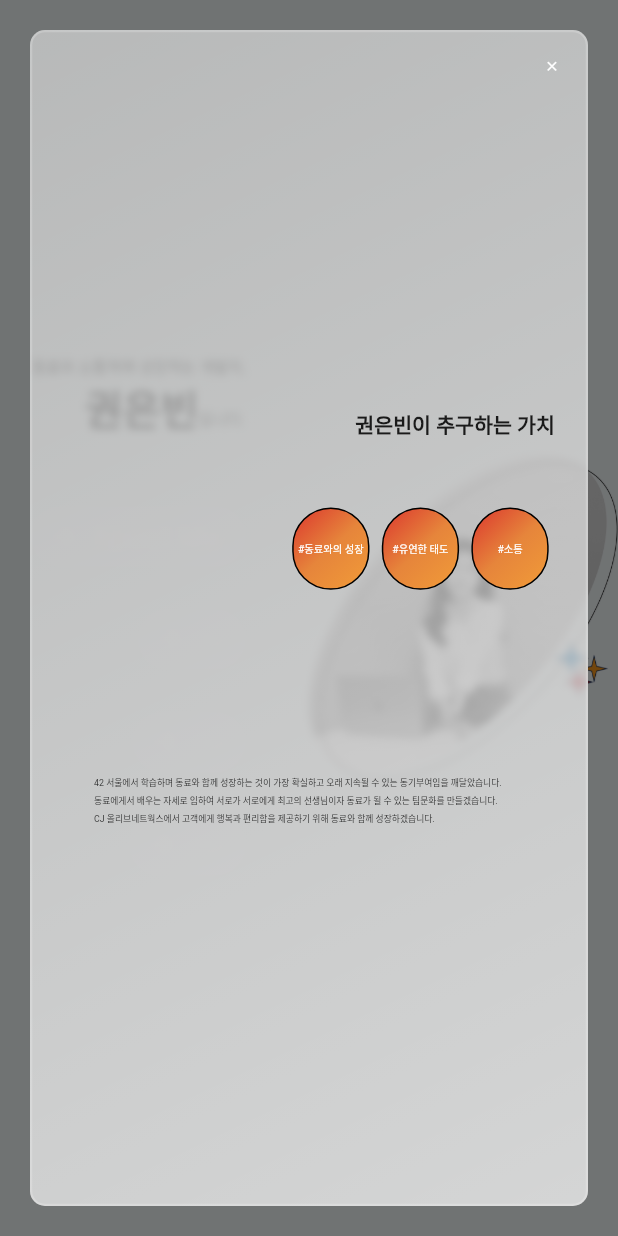
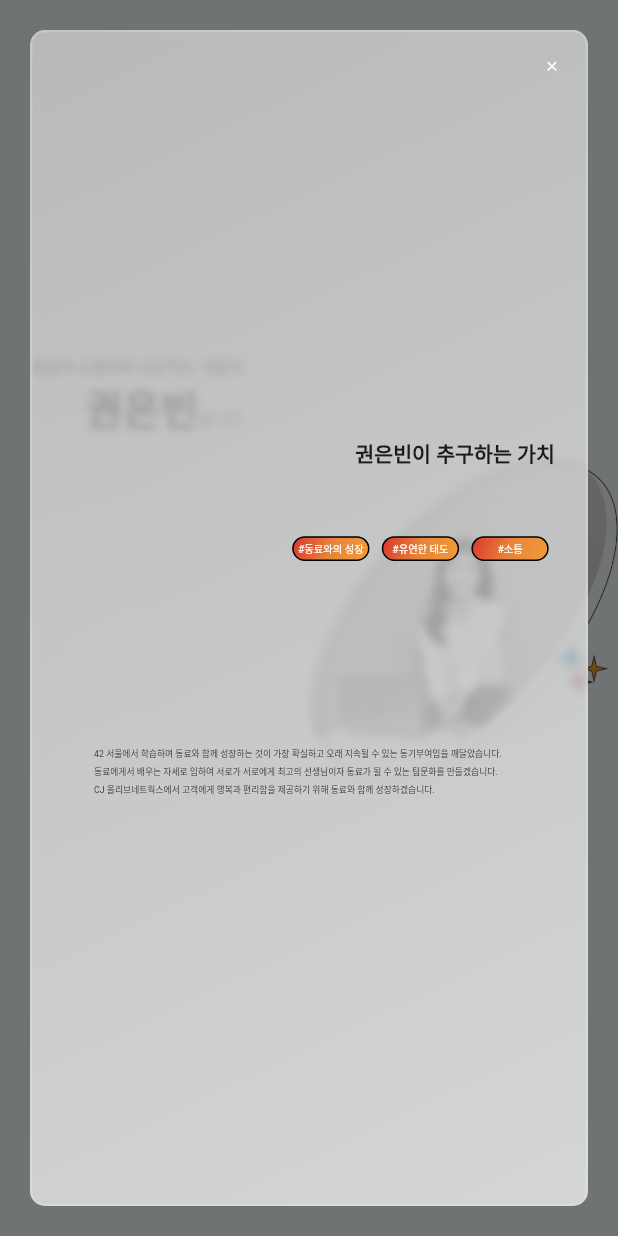
Before and after one commit to eun61n00/portfolio, a Flutter app: the screen it shows after launch, after a tap on "Values", on a phone screen of 412 x 824 dp. Run offline on Flutter 3.47's test engine with Material 2 defaults, Android fonts, the phone set to English and light mode, and no system bars; missing offline and left inert: animate_gradient, scroll_navigation, xen_popup_card; Roboto replaces fonts that are missing (CJOnlyOne, CJOnlyOne-title).

Commit message:
Fix: size of widgets

```diff
--- a/lib/screens/home_screen.dart
+++ b/lib/screens/home_screen.dart
@@ -143,7 +143,7 @@ class ProjectButton extends StatelessWidget {
         Icons.arrow_forward_rounded,
         size: 20.0,
       ),
-      label: Text(textLable, style: TextStyle(fontSize: width / 80)),
+      label: Text(textLable, style: TextStyle(fontSize: 20.0)),
       style: TextButton.styleFrom(
         foregroundColor: Colors.white,
         backgroundColor: Colors.white.withOpacity(0.2),
@@ -177,7 +177,7 @@ class ValueButton extends StatelessWidget {
         Icons.arrow_forward_rounded,
         size: 20.0,
       ),
-      label: Text(textLable, style: TextStyle(fontSize: width / 80)),
+      label: Text(textLable, style: TextStyle(fontSize: 20.0)),
       style: TextButton.styleFrom(
         foregroundColor: Colors.white,
         backgroundColor: Colors.white.withOpacity(0.2),
@@ -212,7 +212,7 @@ class ActivityButton extends StatelessWidget {
         Icons.arrow_forward_rounded,
         size: 20.0,
       ),
-      label: Text(textLable, style: TextStyle(fontSize: width / 80)),
+      label: Text(textLable, style: TextStyle(fontSize: 20.0)),
       style: TextButton.styleFrom(
         foregroundColor: Colors.white,
         backgroundColor: Colors.white.withOpacity(0.2),
--- a/lib/widget/keyword.dart
+++ b/lib/widget/keyword.dart
@@ -17,7 +17,7 @@ class Keyword extends StatelessWidget {
     return Padding(
       padding: EdgeInsets.all(width / 100),
       child: Container(
-        height: height_fixed != null ? height_fixed : height / 15,
+        height: height_fixed != null ? height_fixed : width / 25,
         width: width_fixed != null ? width_fixed : width / 8,
         decoration: BoxDecoration(
           borderRadius: BorderRadius.circular(100),
```
